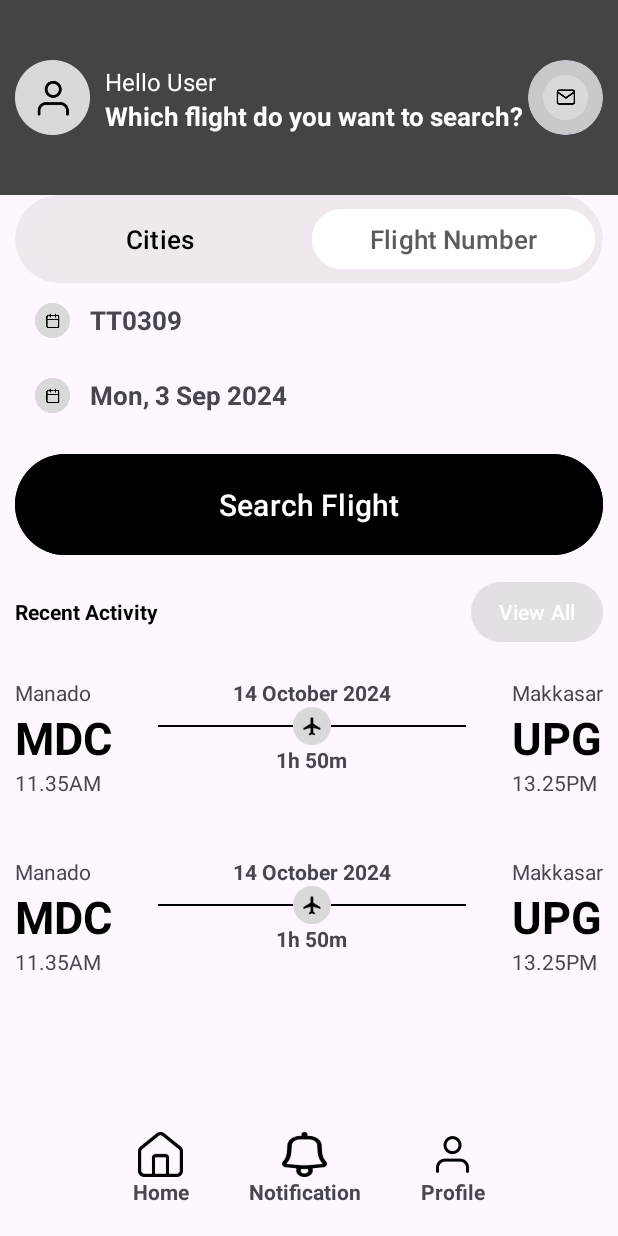
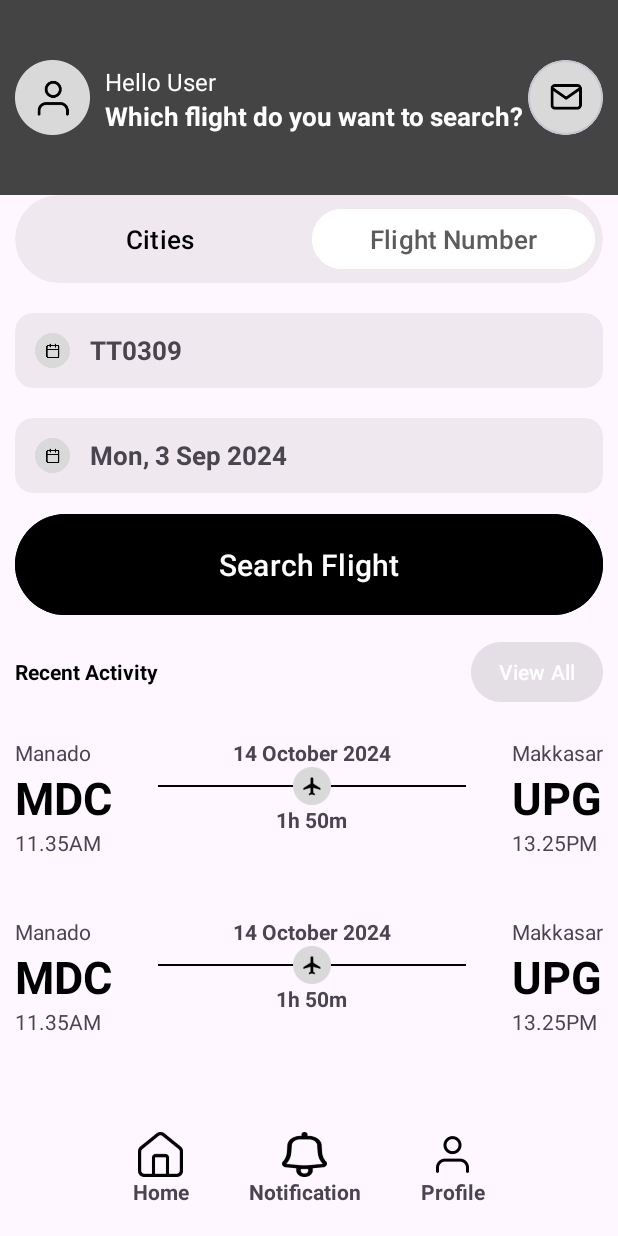
Before and after one commit to hatrungnguyen/Mobile, an Android app: the FlightNumberActivity screen opened directly, with no data from a screen before it, on a phone screen of 412 x 824 dp. Run offline under Robolectric (Android 15) with nearby library versions, the phone set to English and light mode, and no system bars.

Commit message:
little fixed

```diff
--- a/app/src/main/res/layout/activity_cities.xml
+++ b/app/src/main/res/layout/activity_cities.xml
@@ -20,15 +20,15 @@
             android:layout_width="match_parent"
             android:layout_height="wrap_content"
             android:layout_gravity="center"
-            android:layout_marginLeft="20dp"
+            android:layout_marginLeft="10dp"
             android:layout_marginTop="40dp"
-            android:layout_marginRight="20dp"
+            android:layout_marginRight="10dp"
             android:orientation="horizontal">
 
             <ImageView
                 android:id="@+id/profile_image"
-                android:layout_width="60dp"
-                android:layout_height="60dp"
+                android:layout_width="50dp"
+                android:layout_height="50dp"
                 android:src="@drawable/profile" />
 
             <LinearLayout
@@ -136,8 +136,6 @@
 
                     </LinearLayout>
                 </com.google.android.material.card.MaterialCardView>
-
-                <!-- Other cards and layouts continue below -->
 
                 <com.google.android.material.card.MaterialCardView
                     android:id="@+id/flight_info_card"
--- a/app/src/main/res/layout/activity_flight_number.xml
+++ b/app/src/main/res/layout/activity_flight_number.xml
@@ -49,7 +49,7 @@
                     android:textSize="16dp" />
 
                 <TextView
-                    android:id="@+id/search_question"
+                    android:id="@+id/profile_question"
                     android:layout_width="wrap_content"
                     android:layout_height="wrap_content"
                     android:text="Which flight do you want to search?"
@@ -70,7 +70,7 @@
                     android:id="@+id/gmail_icon"
                     android:layout_width="50dp"
                     android:layout_height="50dp"
-                    android:padding="10dp"
+
                     android:src="@drawable/gmail" />
 
             </com.google.android.material.card.MaterialCardView>
@@ -139,6 +139,13 @@
 
                 </com.google.android.material.card.MaterialCardView>
 
+                <com.google.android.material.card.MaterialCardView
+                    android:id="@+id/flightnumber_info_card"
+                    android:layout_width="match_parent"
+                    android:layout_height="wrap_content"
+                    android:layout_marginTop="20dp"
+                    android:backgroundTint="#45C3C3C3"
+                    app:strokeWidth="0dp">
                 <LinearLayout
                     android:id="@+id/flight_detail"
                     android:layout_width="392dp"
@@ -164,7 +171,15 @@
                         android:textStyle="bold" />
 
                 </LinearLayout>
+                </com.google.android.material.card.MaterialCardView>
 
+                <com.google.android.material.card.MaterialCardView
+                    android:id="@+id/date_info_card"
+                    android:layout_width="match_parent"
+                    android:layout_height="wrap_content"
+                    android:layout_marginTop="20dp"
+                    android:backgroundTint="#45C3C3C3"
+                    app:strokeWidth="0dp">
                 <LinearLayout
                     android:id="@+id/flight_date_info"
                     android:layout_width="391dp"
@@ -190,6 +205,7 @@
                         android:textStyle="bold" />
 
                 </LinearLayout>
+                </com.google.android.material.card.MaterialCardView>
 
                 <com.google.android.material.button.MaterialButton
                     android:id="@+id/search_flight_button"
```
